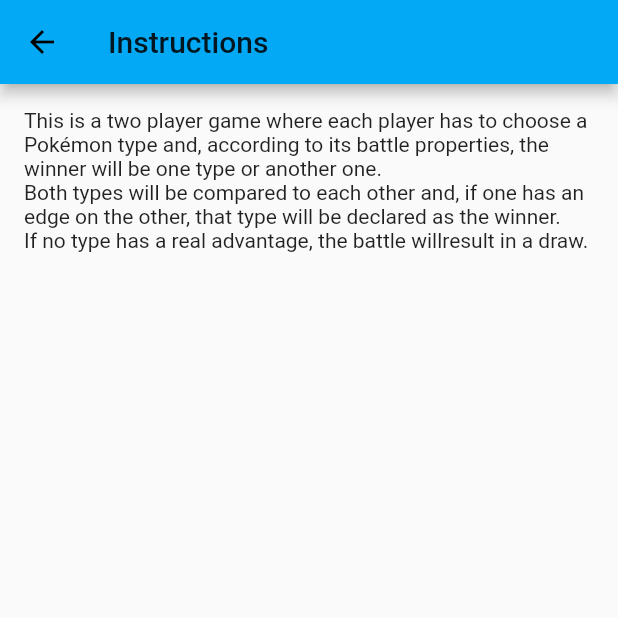
After one commit to MAtaur00/PokemonTypesGame, a Flutter app: the InstructionsPage screen opened by its route, on a phone screen of 412 x 824 dp, the top half of it. The commit adds this screen. Run offline on Flutter 3.47's test engine with Material 2 defaults, Android fonts, the phone set to English and light mode, and no system bars; our stand-ins replace cloud_firestore, firebase_core; accounts and stored records are empty.

Commit message:
instructions screen added

```diff
--- a/project/lib/main.dart
+++ b/project/lib/main.dart
@@ -9,6 +9,7 @@ import 'pokemonType.dart';
 import 'screens/current_lobbies.dart';
 import 'screens/lobby_pre_game.dart';
 import 'screens/scene_game.dart';
+import 'screens/instructions.dart';
 
 //void main() => runApp(PokemonTypeApp());
 
@@ -26,6 +27,7 @@ class App extends StatelessWidget {
         '/': (context) => MainScreen(), //Main menu
         '/TLS': (context) => TypeListScreen(),
         '/CL': (context) => CurrentLobbies(),
+        '/IP': (context) => InstructionsPage(),
         '/LS': (context) => LobbyScreen(),
         '/SG': (context) => SceneGame(),
       },
--- /dev/null
+++ b/project/lib/screens/instructions.dart
@@ -0,0 +1,31 @@
+import 'package:flutter/material.dart';
+
+class InstructionsPage extends StatelessWidget {
+  @override
+  Widget build(BuildContext context) {
+    return Scaffold(
+      appBar: AppBar(title: Text('Instructions')),
+      body: Padding(
+        padding: const EdgeInsets.all(16.0),
+        child: Center(
+          child: Column(
+            children: <Widget>[
+              Expanded(
+                flex: 3,
+                child: Text(
+                  "This is a two player game where each player has to choose "
+                  "a Pokémon type and, according to its battle properties, "
+                  "the winner will be one type or another one.\nBoth types "
+                  "will be compared to each other and, if one has an edge "
+                  "on the other, that type will be declared as the winner."
+                  "\nIf no type has a real advantage, the battle will"
+                  "result in a draw.",
+                ),
+              ),
+            ],
+          ),
+        ),
+      ),
+    );
+  }
+}
```
